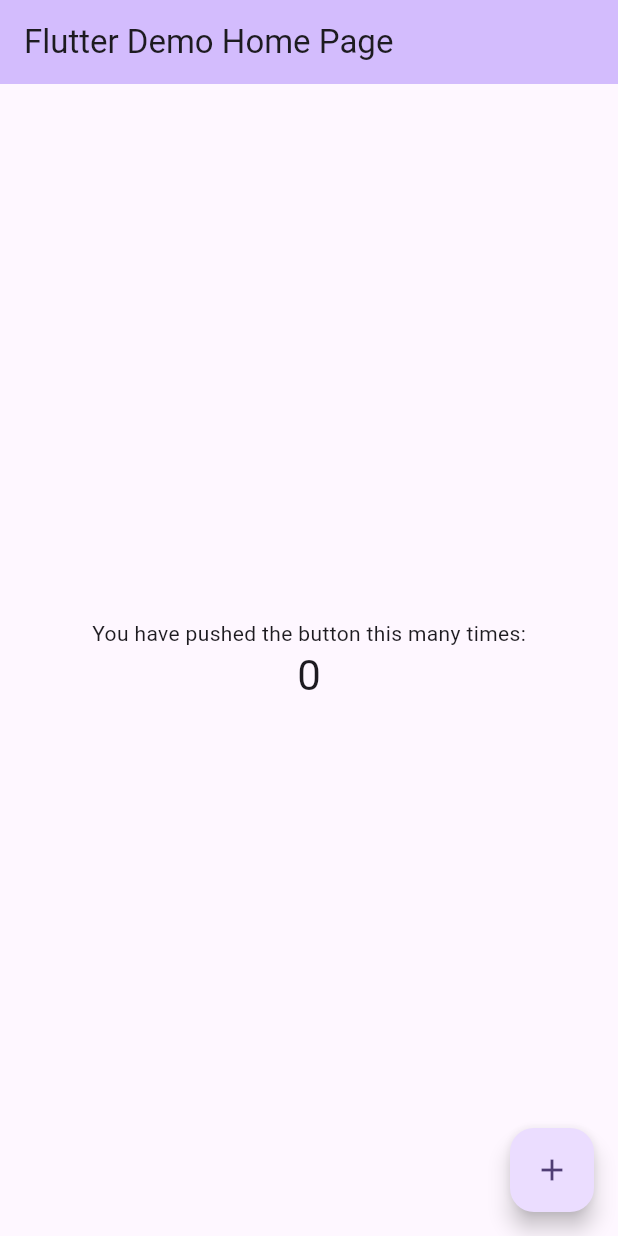
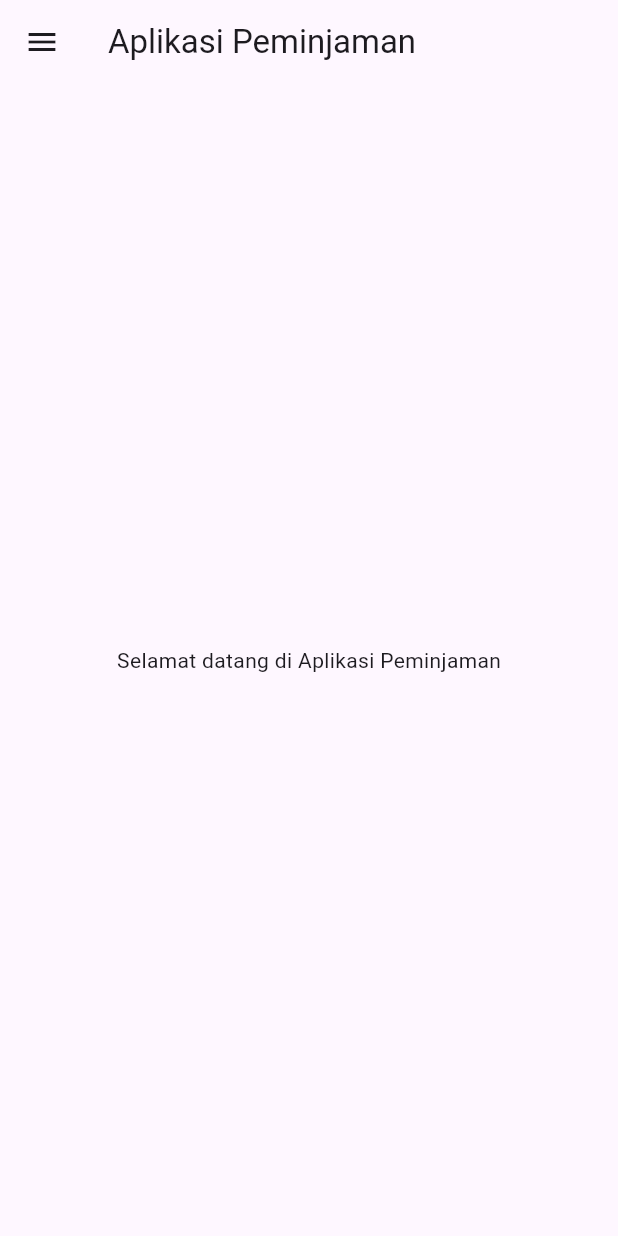
Before and after one commit to wSkidX/UTS_2301082020, a Flutter app: the screen it shows after launch, on a phone screen of 412 x 824 dp. Run offline on Flutter 3.47's test engine with Material 3 defaults, Android fonts, the phone set to English and light mode, and no system bars.

Commit message:
initial commit

```diff
--- a/lib/main.dart
+++ b/lib/main.dart
@@ -1,125 +1,60 @@
 import 'package:flutter/material.dart';
+import 'package:uts_2301082020/peminjaman.dart';
+import 'package:uts_2301082020/proses_peminjaman.dart';
 
 void main() {
-  runApp(const MyApp());
+  runApp(MyApp());
 }
 
 class MyApp extends StatelessWidget {
-  const MyApp({super.key});
+  const MyApp({Key? key}) : super(key: key);
 
-  // This widget is the root of your application.
   @override
   Widget build(BuildContext context) {
     return MaterialApp(
-      title: 'Flutter Demo',
+      title: 'Aplikasi Peminjaman',
       theme: ThemeData(
-        // This is the theme of your application.
-        //
-        // TRY THIS: Try running your application with "flutter run". You'll see
-        // the application has a purple toolbar. Then, without quitting the app,
-        // try changing the seedColor in the colorScheme below to Colors.green
-        // and then invoke "hot reload" (save your changes or press the "hot
-        // reload" button in a Flutter-supported IDE, or press "r" if you used
-        // the command line to start the app).
-        //
-        // Notice that the counter didn't reset back to zero; the application
-        // state is not lost during the reload. To reset the state, use hot
-        // restart instead.
-        //
-        // This works for code too, not just values: Most code changes can be
-        // tested with just a hot reload.
-        colorScheme: ColorScheme.fromSeed(seedColor: Colors.deepPurple),
-        useMaterial3: true,
+        primarySwatch: Colors.blue,
       ),
-      home: const MyHomePage(title: 'Flutter Demo Home Page'),
+      home: const HomePage(),
     );
   }
 }
 
-class MyHomePage extends StatefulWidget {
-  const MyHomePage({super.key, required this.title});
-
-  // This widget is the home page of your application. It is stateful, meaning
-  // that it has a State object (defined below) that contains fields that affect
-  // how it looks.
-
-  // This class is the configuration for the state. It holds the values (in this
-  // case the title) provided by the parent (in this case the App widget) and
-  // used by the build method of the State. Fields in a Widget subclass are
-  // always marked "final".
-
-  final String title;
-
-  @override
-  State<MyHomePage> createState() => _MyHomePageState();
-}
-
-class _MyHomePageState extends State<MyHomePage> {
-  int _counter = 0;
-
-  void _incrementCounter() {
-    setState(() {
-      // This call to setState tells the Flutter framework that something has
-      // changed in this State, which causes it to rerun the build method below
-      // so that the display can reflect the updated values. If we changed
-      // _counter without calling setState(), then the build method would not be
-      // called again, and so nothing would appear to happen.
-      _counter++;
-    });
-  }
+class HomePage extends StatelessWidget {
+  const HomePage({Key? key}) : super(key: key);
 
   @override
   Widget build(BuildContext context) {
-    // This method is rerun every time setState is called, for instance as done
-    // by the _incrementCounter method above.
-    //
-    // The Flutter framework has been optimized to make rerunning build methods
-    // fast, so that you can just rebuild anything that needs updating rather
-    // than having to individually change instances of widgets.
     return Scaffold(
       appBar: AppBar(
-        // TRY THIS: Try changing the color here to a specific color (to
-        // Colors.amber, perhaps?) and trigger a hot reload to see the AppBar
-        // change color while the other colors stay the same.
-        backgroundColor: Theme.of(context).colorScheme.inversePrimary,
-        // Here we take the value from the MyHomePage object that was created by
-        // the App.build method, and use it to set our appbar title.
-        title: Text(widget.title),
+        title: const Text('Aplikasi Peminjaman'),
       ),
-      body: Center(
-        // Center is a layout widget. It takes a single child and positions it
-        // in the middle of the parent.
-        child: Column(
-          // Column is also a layout widget. It takes a list of children and
-          // arranges them vertically. By default, it sizes itself to fit its
-          // children horizontally, and tries to be as tall as its parent.
-          //
-          // Column has various properties to control how it sizes itself and
-          // how it positions its children. Here we use mainAxisAlignment to
-          // center the children vertically; the main axis here is the vertical
-          // axis because Columns are vertical (the cross axis would be
-          // horizontal).
-          //
-          // TRY THIS: Invoke "debug painting" (choose the "Toggle Debug Paint"
-          // action in the IDE, or press "p" in the console), to see the
-          // wireframe for each widget.
-          mainAxisAlignment: MainAxisAlignment.center,
-          children: <Widget>[
-            const Text(
-              'You have pushed the button this many times:',
+      drawer: Drawer(
+        child: ListView(
+          padding: EdgeInsets.zero,
+          children: [
+            const DrawerHeader(
+              decoration: BoxDecoration(
+                color: Colors.blue,
+              ),
+              child: Text('Menu'),
             ),
-            Text(
-              '$_counter',
-              style: Theme.of(context).textTheme.headlineMedium,
+            ListTile(
+              title: const Text('Proses Peminjaman'),
+              onTap: () {
+                Navigator.push(
+                  context,
+                  MaterialPageRoute(builder: (context) => const ProsesPeminjamanPage()),
+                );
+              },
             ),
           ],
         ),
       ),
-      floatingActionButton: FloatingActionButton(
-        onPressed: _incrementCounter,
-        tooltip: 'Increment',
-        child: const Icon(Icons.add),
-      ), // This trailing comma makes auto-formatting nicer for build methods.
+      body: const Center(
+        child: Text('Selamat datang di Aplikasi Peminjaman'),
+      ),
     );
   }
 }
--- /dev/null
+++ b/lib/peminjaman.dart
@@ -0,0 +1,28 @@
+class Peminjaman {
+  final int kode;
+  final String nama;
+  final String tanggal;
+  final int kodePeminjam;
+  final int kodeNasabah;
+  final String namaNasabah;
+  final int jumlahPinjaman;
+  final int lamaPinjaman;
+  final double bunga;
+
+  Peminjaman({
+    required this.kode,
+    required this.nama,
+    required this.tanggal,
+    required this.kodePeminjam,
+    required this.kodeNasabah,
+    required this.namaNasabah,
+    required this.jumlahPinjaman,
+    required this.lamaPinjaman,
+    required this.bunga,
+  });
+
+  double get angsuranPokok => jumlahPinjaman / lamaPinjaman;
+  double get bungaPerBulan => jumlahPinjaman * 0.12 / 12;
+  double get angsuranPerBulan => bungaPerBulan + angsuranPokok;
+  double get totalHutang => jumlahPinjaman + (jumlahPinjaman * bunga / 100);
+}
```
Also changed, not shown: lib/proses_peminjaman.dart (added, +184 -0 lines), 1 other file.
